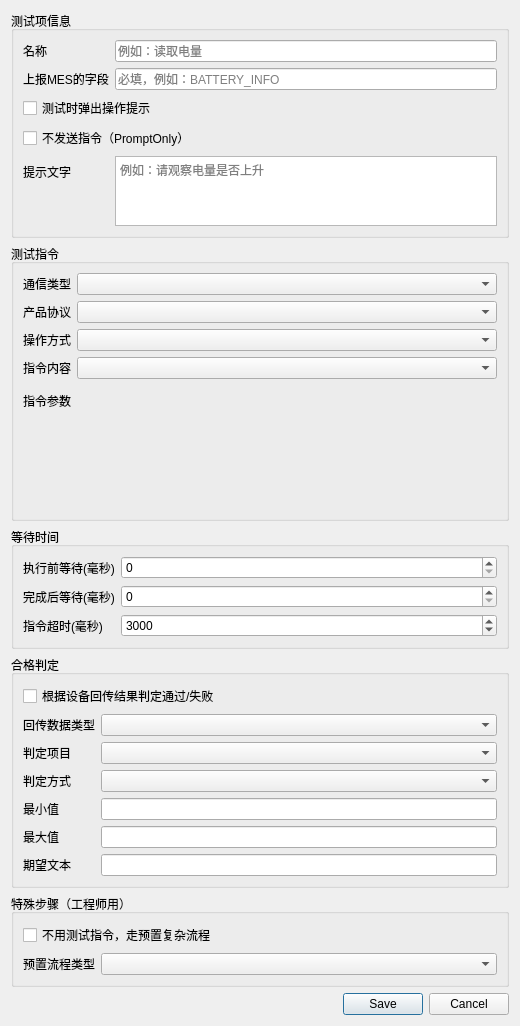
Before: the Qt Designer form platform/settings/widgets/test_case_edit_dialog.ui in yuhuang163/test, drawn with Qt 5.
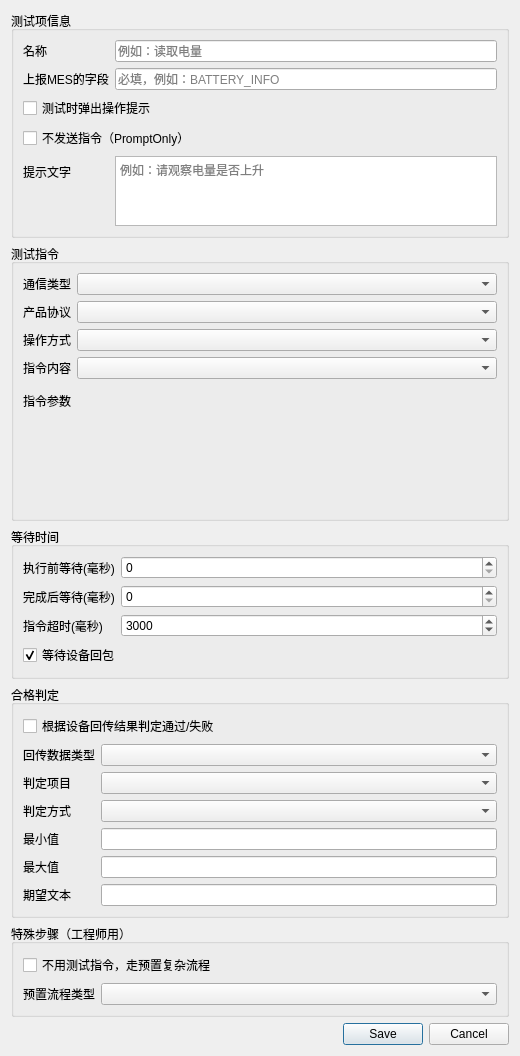
After: the same form once the commit is applied.

Commit message: 新增不回包可以pass的功能

```diff
--- a/platform/settings/widgets/test_case_edit_dialog.ui
+++ b/platform/settings/widgets/test_case_edit_dialog.ui
@@ -366,6 +366,19 @@
         </property>
        </widget>
       </item>
+      <item row="3" column="0" colspan="2">
+       <widget class="QCheckBox" name="checkBox_waitReply">
+        <property name="toolTip">
+         <string>对应 ini：Timing/WaitReply。取消勾选后只发指令不等回包即过步（如进入蓝牙非信令后关机）。</string>
+        </property>
+        <property name="text">
+         <string>等待设备回包</string>
+        </property>
+        <property name="checked">
+         <bool>true</bool>
+        </property>
+       </widget>
+      </item>
      </layout>
     </widget>
    </item>
```
The commit also changes 16 other files.
